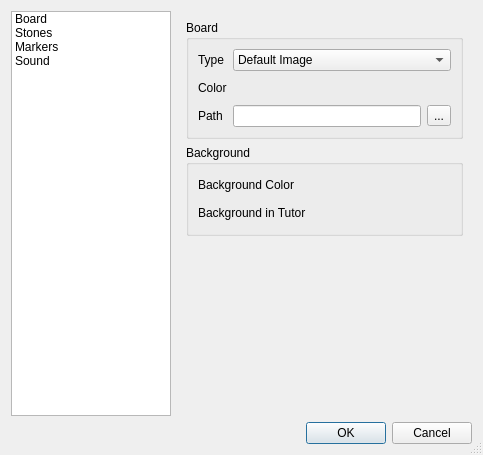
Before: the Qt Designer form setupdialog.ui in nullx002/mugo, drawn with Qt 5.
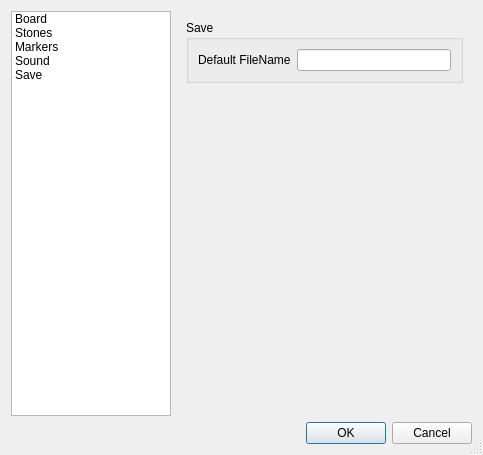
After: the same form once the commit is applied.

What changed in the file:
```diff
--- a/setupdialog.ui
+++ b/setupdialog.ui
@@ -47,6 +47,11 @@
          <string>Sound</string>
         </property>
        </item>
+       <item>
+        <property name="text">
+         <string>Save</string>
+        </property>
+       </item>
       </widget>
      </item>
      <item>
@@ -58,7 +63,7 @@
         <enum>QFrame::Plain</enum>
        </property>
        <property name="currentIndex">
-        <number>0</number>
+        <number>4</number>
        </property>
        <widget class="QWidget" name="boardPage">
         <layout class="QVBoxLayout" name="verticalLayout_2">
@@ -121,10 +126,17 @@
             <item row="2" column="1">
              <layout class="QHBoxLayout" name="horizontalLayout_2">
               <item>
-               <widget class="QLineEdit" name="boardPathEdit"/>
+               <widget class="QLineEdit" name="boardPathEdit">
+                <property name="enabled">
+                 <bool>false</bool>
+                </property>
+               </widget>
               </item>
               <item>
                <widget class="QToolButton" name="boardPathButton">
+                <property name="enabled">
+                 <bool>false</bool>
+                </property>
                 <property name="text">
                  <string>...</string>
                 </property>
@@ -585,6 +597,42 @@
          </item>
         </layout>
        </widget>
+       <widget class="QWidget" name="savePage">
+        <layout class="QVBoxLayout" name="verticalLayout_6">
+         <item>
+          <widget class="QGroupBox" name="saveGroupBox">
+           <property name="title">
+            <string>Save</string>
+           </property>
+           <layout class="QFormLayout" name="formLayout_7">
+            <item row="0" column="0">
+             <widget class="QLabel" name="saveNameLabel">
+              <property name="text">
+               <string>Default FileName</string>
+              </property>
+             </widget>
+            </item>
+            <item row="0" column="1">
+             <widget class="QLineEdit" name="saveNameEdit"/>
+            </item>
+           </layout>
+          </widget>
+         </item>
+         <item>
+          <spacer name="verticalSpacer_5">
+           <property name="orientation">
+            <enum>Qt::Vertical</enum>
+           </property>
+           <property name="sizeHint" stdset="0">
+            <size>
+             <width>20</width>
+             <height>40</height>
+            </size>
+           </property>
+          </spacer>
+         </item>
+        </layout>
+       </widget>
       </widget>
      </item>
     </layout>
```
Left out of the diff: 27 changed lines with no effect on the pictures.
